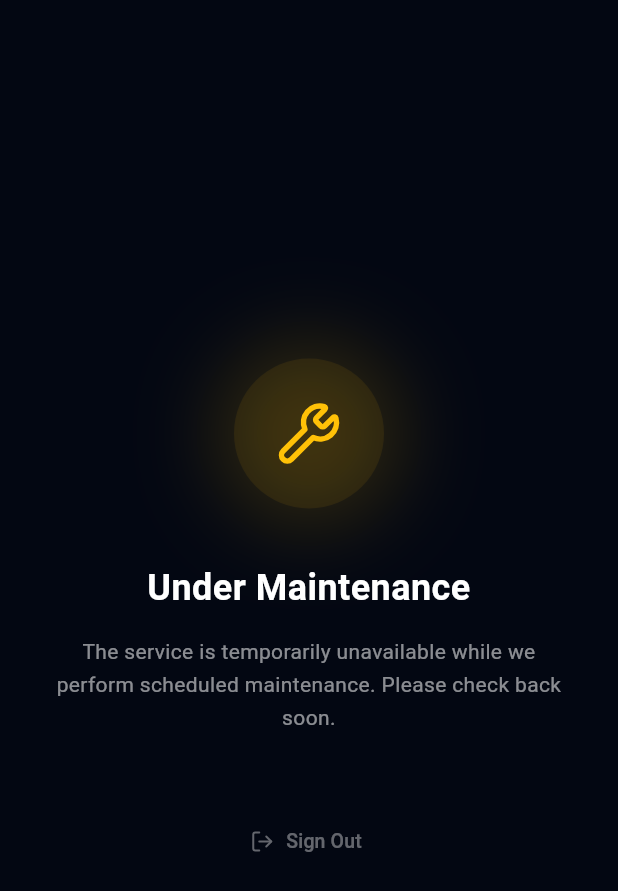
After one commit to Rupam852/Neo-Files-Transfer, a Flutter app: the MaintenanceScreen screen opened directly, on a phone screen of 412 x 824 dp. The commit adds this screen. Shown: the top 891 px of the screen. Run offline on Flutter 3.47's test engine with Material 3 defaults, Android fonts, the phone set to English and light mode, and no system bars; our stand-ins replace device_info_plus, dio, file_picker, flutter_spinkit, lucide_icons_flutter, open_filex and 3 more; accounts and stored records are empty; network calls fail; Roboto replaces fonts that are missing (Plus Jakarta Sans); project files that could hold a hidden picture were left out.

Commit message:
fix: implement maintenance mode screen + realtime toggle for mobile
- Add MaintenanceScreen with amber glow wrench UI shown to regular users
- AuthService: fetch system_settings on login, realtime-listen for changes,
  expose isUnderMaintenance getter, reset on signOut
- HomeRouteResolver: route to MaintenanceScreen for non-admin users when
  maintenance_mode is enabled; admins bypass maintenance and see AdminScreen
- Track _lastIsUnderMaintenance to trigger re-routing on realtime change

```diff
--- /dev/null
+++ b/mobile/lib/screens/maintenance_screen.dart
@@ -0,0 +1,91 @@
+import 'package:flutter/material.dart';
+import 'package:lucide_icons_flutter/lucide_icons.dart';
+import 'package:provider/provider.dart';
+import '../services/auth_service.dart';
+
+class MaintenanceScreen extends StatelessWidget {
+  const MaintenanceScreen({super.key});
+
+  @override
+  Widget build(BuildContext context) {
+    final auth = Provider.of<AuthService>(context, listen: false);
+
+    return Scaffold(
+      backgroundColor: const Color(0xFF030712),
+      body: SafeArea(
+        child: Center(
+          child: Padding(
+            padding: const EdgeInsets.symmetric(horizontal: 32.0),
+            child: Column(
+              mainAxisAlignment: MainAxisAlignment.center,
+              children: [
+                // Glowing icon
+                Container(
+                  width: 100,
+                  height: 100,
+                  decoration: BoxDecoration(
+                    shape: BoxShape.circle,
+                    color: Colors.amber.withOpacity(0.08),
+                    boxShadow: [
+                      BoxShadow(
+                        color: Colors.amber.withOpacity(0.18),
+                        blurRadius: 48,
+                        spreadRadius: 12,
+                      ),
+                    ],
+                  ),
+                  child: const Icon(
+                    LucideIcons.wrench,
+                    color: Colors.amber,
+                    size: 44,
+                  ),
+                ),
+
+                const SizedBox(height: 36),
+
+                // Title
+                const Text(
+                  'Under Maintenance',
+                  textAlign: TextAlign.center,
+                  style: TextStyle(
+                    color: Colors.white,
+                    fontSize: 24,
+                    fontWeight: FontWeight.bold,
+                    letterSpacing: 0.3,
+                  ),
+                ),
+
+                const SizedBox(height: 14),
+
+                // Subtitle
+                const Text(
+                  'The service is temporarily unavailable while we perform scheduled maintenance. Please check back soon.',
+                  textAlign: TextAlign.center,
+                  style: TextStyle(
+                    color: Colors.white54,
+                    fontSize: 14,
+                    height: 1.6,
+                  ),
+                ),
+
+                const SizedBox(height: 48),
+
+                // Sign out button
+                TextButton.icon(
+                  onPressed: () async {
+                    await auth.signOut();
+                  },
+                  icon: const Icon(LucideIcons.logOut, size: 16, color: Colors.white38),
+                  label: const Text(
+                    'Sign Out',
+                    style: TextStyle(color: Colors.white38, fontSize: 13),
+                  ),
+                ),
+              ],
+            ),
+          ),
+        ),
+      ),
+    );
+  }
+}
```
Also changed, not shown: mobile/lib/main.dart (+11 -0 lines), mobile/lib/services/auth_service.dart (+48 -0 lines).
